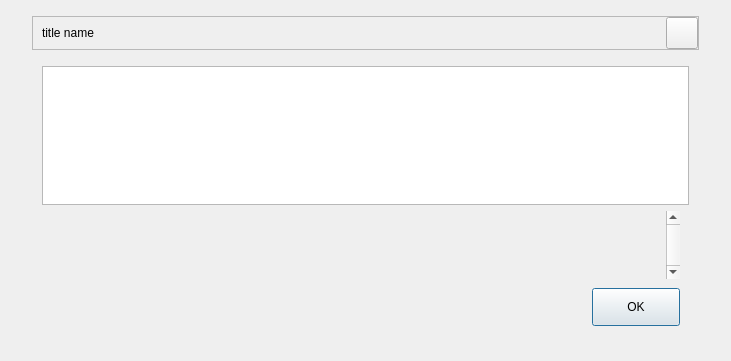
Qt form src/qt/forms/helpmessagedialog.ui (MassGrid/MassGrid) before a commit.
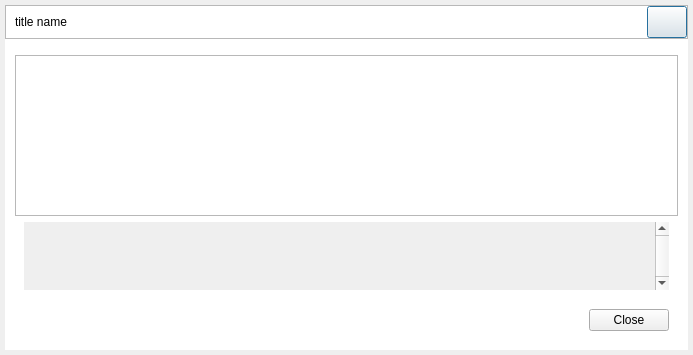
The same form after that commit.

```diff
--- a/src/qt/forms/helpmessagedialog.ui
+++ b/src/qt/forms/helpmessagedialog.ui
@@ -6,8 +6,8 @@
    <rect>
     <x>0</x>
     <y>0</y>
-    <width>731</width>
-    <height>361</height>
+    <width>693</width>
+    <height>355</height>
    </rect>
   </property>
   <property name="maximumSize">
@@ -21,34 +21,36 @@
   </property>
   <layout class="QGridLayout" name="gridLayout">
    <property name="leftMargin">
-    <number>0</number>
+    <number>5</number>
    </property>
    <property name="topMargin">
-    <number>0</number>
+    <number>5</number>
    </property>
    <property name="rightMargin">
-    <number>0</number>
+    <number>5</number>
    </property>
    <property name="bottomMargin">
-    <number>0</number>
+    <number>5</number>
    </property>
    <item row="0" column="0">
     <widget class="QWidget" name="centerWin" native="true">
      <property name="styleSheet">
-      <string notr="true"/>
+      <string notr="true">QWidget#centerWin{
+background-color: rgb(255, 255, 255);
+}</string>
      </property>
      <layout class="QGridLayout" name="gridLayout_2">
       <property name="leftMargin">
-       <number>32</number>
+       <number>0</number>
       </property>
       <property name="topMargin">
-       <number>16</number>
+       <number>0</number>
       </property>
       <property name="rightMargin">
-       <number>32</number>
+       <number>0</number>
       </property>
       <property name="bottomMargin">
-       <number>16</number>
+       <number>0</number>
       </property>
       <item row="0" column="0">
        <widget class="QFrame" name="mainframe">
@@ -102,7 +104,7 @@
               </spacer>
              </item>
              <item>
-              <widget class="QToolButton" name="cancelButton">
+              <widget class="QPushButton" name="cancelButton">
                <property name="minimumSize">
                 <size>
                  <width>32</width>
@@ -111,8 +113,8 @@
                </property>
                <property name="maximumSize">
                 <size>
-                 <width>32</width>
-                 <height>32</height>
+                 <width>16777215</width>
+                 <height>16777215</height>
                 </size>
                </property>
                <property name="styleSheet">
@@ -184,8 +186,8 @@
               <rect>
                <x>0</x>
                <y>0</y>
-               <width>614</width>
-               <height>69</height>
+               <width>624</width>
+               <height>85</height>
               </rect>
              </property>
              <layout class="QVBoxLayout" name="verticalLayout_2">
@@ -213,19 +215,34 @@
            </widget>
           </item>
           <item>
-           <widget class="QDialogButtonBox" name="okButton">
-            <property name="styleSheet">
-             <string notr="true">width:80;
-height:30;
-</string>
+           <layout class="QHBoxLayout" name="horizontalLayout">
+            <property name="leftMargin">
+             <number>10</number>
             </property>
-            <property name="orientation">
-             <enum>Qt::Horizontal</enum>
+            <property name="topMargin">
+             <number>10</number>
             </property>
-            <property name="standardButtons">
-             <set>QDialogButtonBox::Ok</set>
-            </property>
-           </widget>
+            <item>
+             <spacer name="horizontalSpacer">
+              <property name="orientation">
+               <enum>Qt::Horizontal</enum>
+              </property>
+              <property name="sizeHint" stdset="0">
+               <size>
+                <width>40</width>
+                <height>20</height>
+               </size>
+              </property>
+             </spacer>
+            </item>
+            <item>
+             <widget class="QPushButton" name="okButton">
+              <property name="text">
+               <string>Close</string>
+              </property>
+             </widget>
+            </item>
+           </layout>
           </item>
          </layout>
         </item>
```
